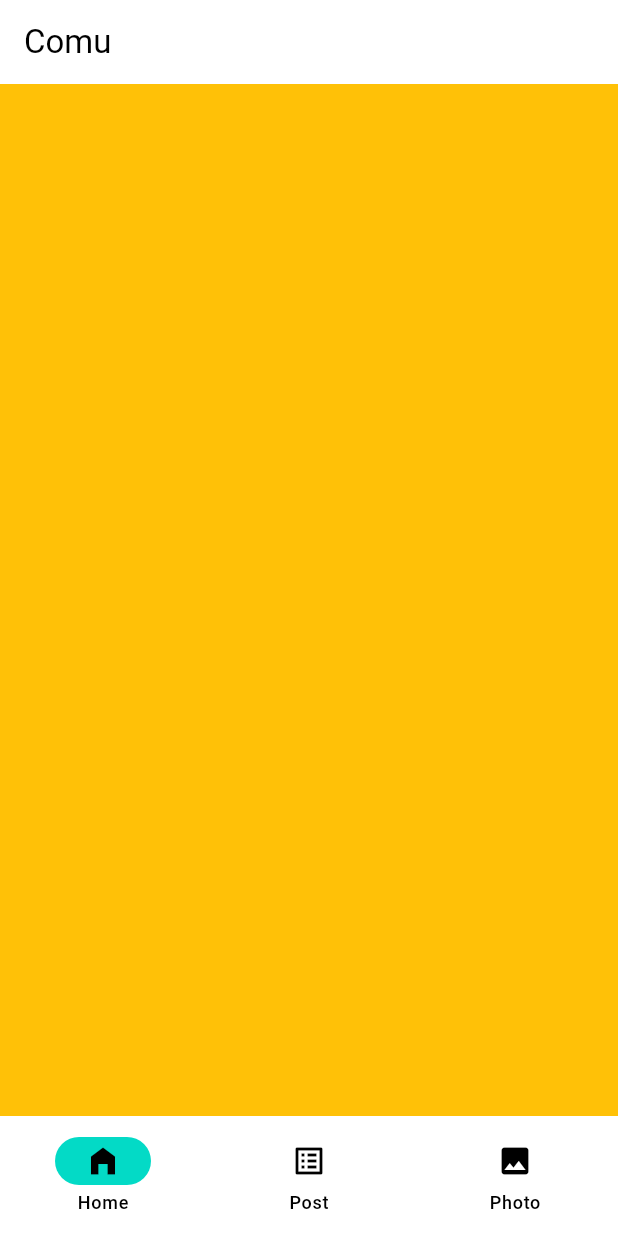
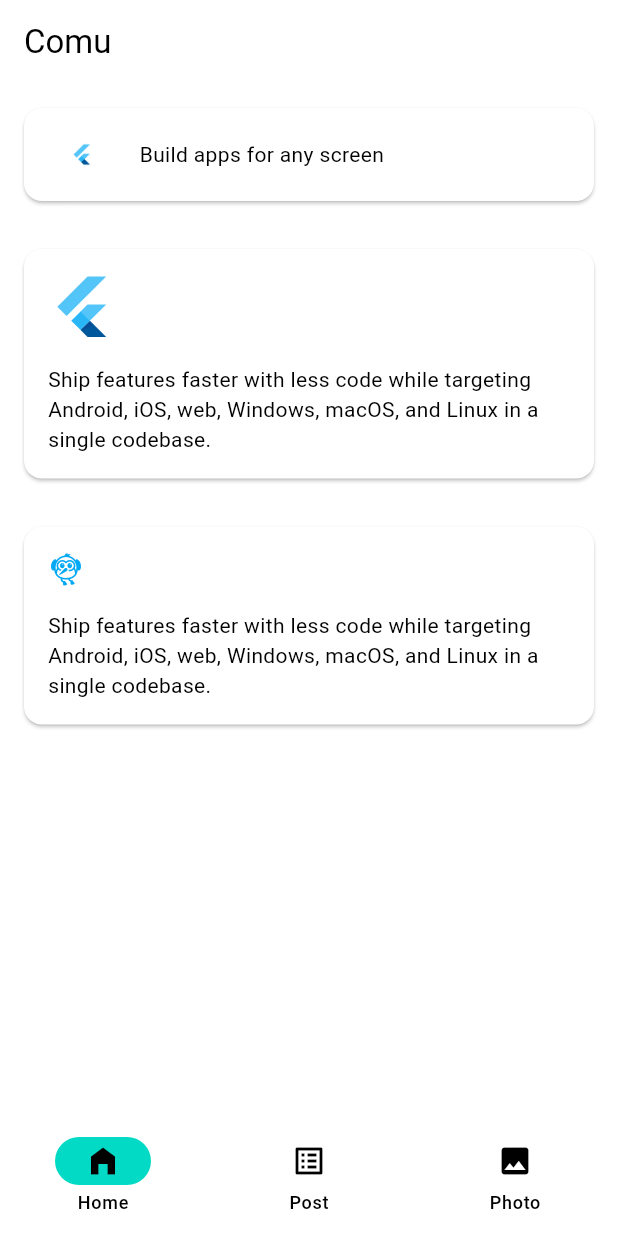
Before and after one commit to gavin20061030/flutter_comu, a Flutter app: the screen it shows after launch, on a phone screen of 412 x 824 dp. Run offline on Flutter 3.47's test engine with Material 3 defaults, Android fonts, the phone set to English and light mode, and no system bars; our stand-ins replace get; Roboto replaces fonts that are missing (NanumGothic).

Commit message:
홈화면 추가

```diff
--- a/lib/bind/init_bind.dart
+++ b/lib/bind/init_bind.dart
@@ -1,3 +1,4 @@
+import 'package:comu/controller/home_controller.dart';
 import 'package:comu/controller/main_controller.dart';
 import 'package:get/get.dart';
 
@@ -6,5 +7,6 @@ class InitBind implements Bindings {
   @override
   void dependencies() {
     Get.put(MainController());
+    Get.put(HomeController());
   }
 }
--- a/lib/common/translations_info.dart
+++ b/lib/common/translations_info.dart
@@ -11,7 +11,10 @@ class TranslationsInfo extends Translations {
 
     'navBar.home': 'Home',
     'navBar.post': 'Post',
-    'navBar.photo': 'Photo'
+    'navBar.photo': 'Photo',
+    'home.card.1': 'Build apps for any screen',
+    'home.card.2': 'Ship features faster with less code while targeting Android, iOS, web, Windows, macOS, and Linux in a single codebase.',
+    'home.card.3': 'Ship features faster with less code while targeting Android, iOS, web, Windows, macOS, and Linux in a single codebase.',
   };
 
   final Map<String, String> ko = {
@@ -21,6 +24,11 @@ class TranslationsInfo extends Translations {
 
     'navBar.home': '홈',
     'navBar.post': '포스트',
-    'navBar.photo': '사진첩'
+    'navBar.photo': '사진첩',
+
+
+    'home.card.1': 'Build apps for any screen',
+    'home.card.2': 'Ship features faster with less code while targeting Android, iOS, web, Windows, macOS, and Linux in a single codebase.',
+    'home.card.3': 'Ship features faster with less code while targeting Android, iOS, web, Windows, macOS, and Linux in a single codebase.',
   };
 }
--- /dev/null
+++ b/lib/controller/home_controller.dart
@@ -0,0 +1,5 @@
+import 'package:get/get.dart';
+
+class HomeController extends GetxController {
+
+}
--- a/lib/controller/main_controller.dart
+++ b/lib/controller/main_controller.dart
@@ -7,8 +7,7 @@ class MainController extends GetxController {
 
   void onChangeNavBar(int idx) {
     if (navBarIdx.value != idx) {
-      navBarIdx.value = idx;
-
+      navBarIdx(idx);
       switch (idx) {
         case 1:
           title('post.title'.tr);
--- a/lib/view/home/home_view.dart
+++ b/lib/view/home/home_view.dart
@@ -1,11 +1,63 @@
+import 'package:comu/controller/home_controller.dart';
+import 'package:flutter/material.dart';
+import 'package:get/get.dart';
 
-import 'package:flutter/material.dart';
-
-class HomeView extends StatelessWidget {
+class HomeView extends GetView<HomeController> {
   const HomeView({super.key});
 
   @override
   Widget build(BuildContext context) {
-    return Container(color: Colors.amber,);
+    return Scaffold(
+      body: SafeArea(
+          child: Column(
+        children: [
+          Card(
+              margin: const EdgeInsets.all(16.0),
+              child: Padding(
+                padding: const EdgeInsets.all(16.0),
+                child: Row(children: [
+                  Image.asset(
+                    'assets/img/flutter.png',
+                    width: 45.0,
+                  ),
+                  const SizedBox(width: 16.0),
+                  Expanded(child: Text('home.card.1'.tr))
+                ]),
+              )),
+          Card(
+            margin: const EdgeInsets.all(16.0),
+            child: Padding(
+              padding: const EdgeInsets.all(16.0),
+              child: SizedBox(
+                width: double.infinity,
+                child: Column(
+                    crossAxisAlignment: CrossAxisAlignment.start,
+                    children: [
+                      const FlutterLogo(size: 45.0),
+                      const SizedBox(height: 16.0),
+                      Text('home.card.2'.tr)
+                    ]),
+              ),
+            ),
+          ),
+          Card(
+            margin: const EdgeInsets.all(16.0),
+            child: Padding(
+              padding: const EdgeInsets.all(16.0),
+              child: SizedBox(
+                width: double.infinity,
+                child: Column(
+                    crossAxisAlignment: CrossAxisAlignment.start,
+                    children: [
+                      const Icon(Icons.flutter_dash,color: Colors.lightBlue,),
+                      const SizedBox(height: 16.0),
+                      Text('home.card.3'.tr)
+                    ]),
+              ),
+            ),
+          )
+        ],
+      )),
+    );
   }
 }
--- a/lib/view/main_view.dart
+++ b/lib/view/main_view.dart
@@ -1,3 +1,4 @@
+import 'package:animations/animations.dart';
 import 'package:comu/controller/main_controller.dart';
 import 'package:comu/route/route_info.dart';
 import 'package:flutter/material.dart';
@@ -13,24 +14,30 @@ class MainView extends GetView<MainController> {
         title: Obx(() => Text(controller.title.value)),
       ),
       body: SafeArea(
-        child: Obx(()=> RouteInfo.navBarPages[controller.navBarIdx.value]),
+          child:
+          Obx(() => RouteInfo.navBarPages[controller.navBarIdx.value]),
+        /*child: PageTransitionSwitcher(
+            transitionBuilder: (Widget child, Animation<double> anim,
+                Animation<double> secondAnim) {
+              return FadeThroughTransition(
+                animation: secondAnim,
+                secondaryAnimation: secondAnim,
+                child: child,
+              );
+            },
+            child:
+                Obx(() => RouteInfo.navBarPages[controller.navBarIdx.value])),*/
       ),
-      bottomNavigationBar: Obx( () => NavigationBar(
+      bottomNavigationBar: Obx(() => NavigationBar(
             selectedIndex: controller.navBarIdx.value,
             onDestinationSelected: controller.onChangeNavBar,
             destinations: [
               NavigationDestination(
-            icon: const Icon(Icons.home_filled),
-            label: 'navBar.home'.tr,
-          ),
+                  icon: const Icon(Icons.home_filled), label: 'navBar.home'.tr),
               NavigationDestination(
-            icon: const Icon(Icons.list_alt),
-            label: 'navBar.post'.tr,
-          ),
+                  icon: const Icon(Icons.list_alt), label: 'navBar.post'.tr),
               NavigationDestination(
-            icon: const Icon(Icons.photo),
-            label: 'navBar.photo'.tr,
-          ),
+                  icon: const Icon(Icons.photo), label: 'navBar.photo'.tr),
             ],
           )),
     );
--- a/pubspec.yaml
+++ b/pubspec.yaml
@@ -11,6 +11,7 @@ dependencies:
     sdk: flutter
   cupertino_icons: ^1.0.2
   get: ^4.6.5
+  animations: ^2.0.7
 
 dev_dependencies:
   flutter_test:
@@ -19,6 +20,8 @@ dev_dependencies:
 
 flutter:
   uses-material-design: true
+  assets:
+    - assets/img/
   fonts:
     - family: NanumGothic
       fonts:
```
Also changed, not shown: assets/img/flutter.png (added), pubspec.lock. Lines whose indentation alone changed are shown as unchanged.
